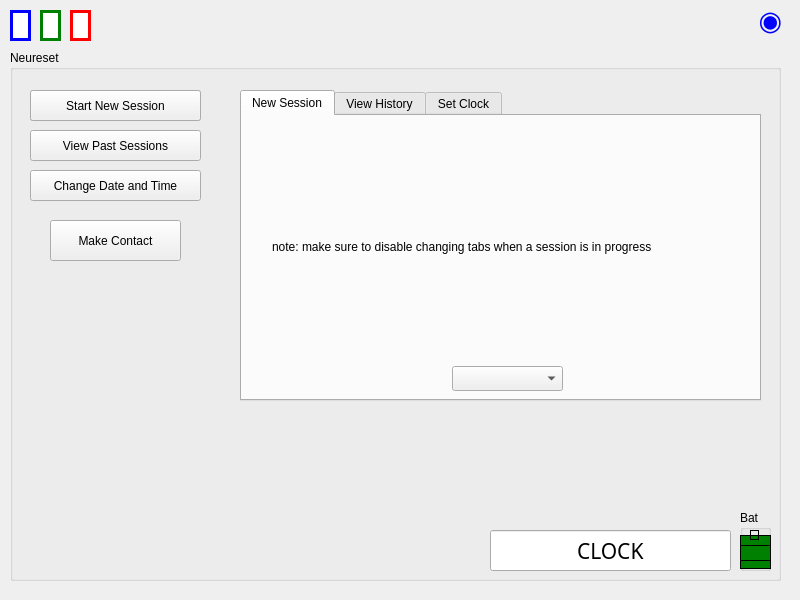
This is mainwindow.ui in voidranjer/comp3004-final as Qt 5 draws it before an edit. The edited form follows.
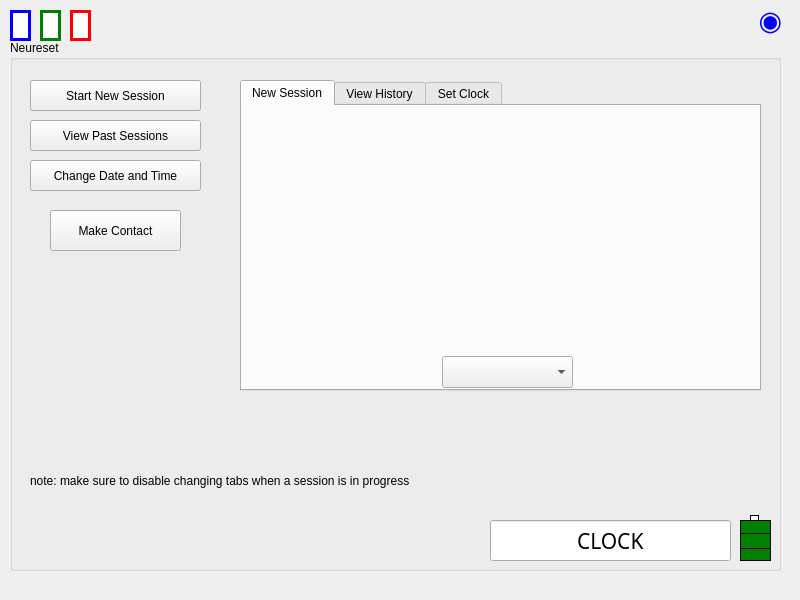
This is the edited form. Custom widgets are drawn as their Qt base class.

Diff of the .ui file:
```diff
--- a/mainwindow.ui
+++ b/mainwindow.ui
@@ -11,7 +11,7 @@
    </rect>
   </property>
   <property name="windowTitle">
-   <string>MainWindow</string>
+   <string>Neureset Device</string>
   </property>
   <property name="styleSheet">
    <string notr="true"/>
@@ -90,7 +90,6 @@
      <font>
       <family>DejaVu Sans</family>
       <pointsize>20</pointsize>
-      <weight>75</weight>
       <italic>false</italic>
       <bold>true</bold>
      </font>
@@ -107,7 +106,7 @@
     <property name="geometry">
      <rect>
       <x>10</x>
-      <y>50</y>
+      <y>40</y>
       <width>771</width>
       <height>531</height>
      </rect>
@@ -221,38 +220,25 @@
       <attribute name="title">
        <string>New Session</string>
       </attribute>
-      <widget class="QLabel" name="label">
-       <property name="geometry">
-        <rect>
-         <x>30</x>
-         <y>70</y>
-         <width>451</width>
-         <height>121</height>
-        </rect>
-       </property>
-       <property name="text">
-        <string>note: make sure to disable changing tabs when a session is in progress</string>
-       </property>
-      </widget>
       <widget class="QCustomPlot" name="customPlot" native="true">
        <property name="geometry">
         <rect>
-         <x>0</x>
-         <y>0</y>
-         <width>521</width>
-         <height>281</height>
+         <x>10</x>
+         <y>10</y>
+         <width>491</width>
+         <height>231</height>
         </rect>
        </property>
+      </widget>
        <widget class="QComboBox" name="comboBox">
         <property name="geometry">
          <rect>
-          <x>210</x>
+         <x>200</x>
           <y>250</y>
-          <width>111</width>
-          <height>25</height>
-         </rect>
-        </property>
-       </widget>
+         <width>131</width>
+         <height>32</height>
+        </rect>
+       </property>
       </widget>
      </widget>
      <widget class="QWidget" name="tab_2">
@@ -264,22 +250,10 @@
       <attribute name="title">
        <string>Set Clock</string>
       </attribute>
-      <widget class="QGroupBox" name="clockSettings">
-       <property name="geometry">
-        <rect>
-         <x>130</x>
-         <y>20</y>
-         <width>281</width>
-         <height>221</height>
-        </rect>
-       </property>
-       <property name="title">
-        <string>Clock Settings</string>
-       </property>
        <widget class="QDateTimeEdit" name="dateTimeEdit">
         <property name="geometry">
          <rect>
-          <x>40</x>
+         <x>160</x>
           <y>40</y>
           <width>191</width>
           <height>31</height>
@@ -289,8 +263,8 @@
        <widget class="QPushButton" name="set_time">
         <property name="geometry">
          <rect>
-          <x>80</x>
-          <y>150</y>
+         <x>210</x>
+         <y>130</y>
           <width>121</width>
           <height>51</height>
          </rect>
@@ -301,47 +275,28 @@
        </widget>
       </widget>
      </widget>
-    </widget>
-    <widget class="QGroupBox" name="groupBox_2">
+    <widget class="QLabel" name="label">
      <property name="geometry">
       <rect>
-       <x>730</x>
-       <y>460</y>
-       <width>31</width>
-       <height>61</height>
+       <x>20</x>
+       <y>380</y>
+       <width>451</width>
+       <height>121</height>
       </rect>
      </property>
-     <property name="title">
-      <string>Bat</string>
+     <property name="text">
+      <string>note: make sure to disable changing tabs when a session is in progress</string>
      </property>
+    </widget>
+   </widget>
      <widget class="QLabel" name="battery3">
       <property name="enabled">
        <bool>true</bool>
       </property>
       <property name="geometry">
        <rect>
-        <x>0</x>
-        <y>45</y>
-        <width>31</width>
-        <height>14</height>
-       </rect>
-      </property>
-      <property name="styleSheet">
-       <string notr="true">background-color : green;
-border: 1px solid black;</string>
-      </property>
-      <property name="text">
-       <string/>
-      </property>
-     </widget>
-     <widget class="QLabel" name="battery1">
-      <property name="enabled">
-       <bool>true</bool>
-      </property>
-      <property name="geometry">
-       <rect>
-        <x>0</x>
-        <y>25</y>
+      <x>740</x>
+      <y>545</y>
         <width>31</width>
         <height>16</height>
        </rect>
@@ -360,14 +315,34 @@
       </property>
       <property name="geometry">
        <rect>
-        <x>10</x>
-        <y>20</y>
+      <x>750</x>
+      <y>515</y>
         <width>9</width>
         <height>10</height>
        </rect>
       </property>
       <property name="styleSheet">
-       <string notr="true">border: 1px solid black;</string>
+     <string notr="true">background-color: white; border: 1px solid black;</string>
+    </property>
+    <property name="text">
+     <string/>
+    </property>
+   </widget>
+   <widget class="QLabel" name="battery1">
+    <property name="enabled">
+     <bool>true</bool>
+    </property>
+    <property name="geometry">
+     <rect>
+      <x>740</x>
+      <y>520</y>
+      <width>31</width>
+      <height>14</height>
+     </rect>
+    </property>
+    <property name="styleSheet">
+     <string notr="true">background-color : green;
+border: 1px solid black;</string>
       </property>
       <property name="text">
        <string/>
@@ -379,8 +354,8 @@
       </property>
       <property name="geometry">
        <rect>
-        <x>0</x>
-        <y>35</y>
+      <x>740</x>
+      <y>533</y>
         <width>31</width>
         <height>16</height>
        </rect>
@@ -392,8 +367,6 @@
       <property name="text">
        <string/>
       </property>
-     </widget>
-    </widget>
    </widget>
   </widget>
  </widget>
```
Lines whose indentation alone changed are shown as unchanged.
